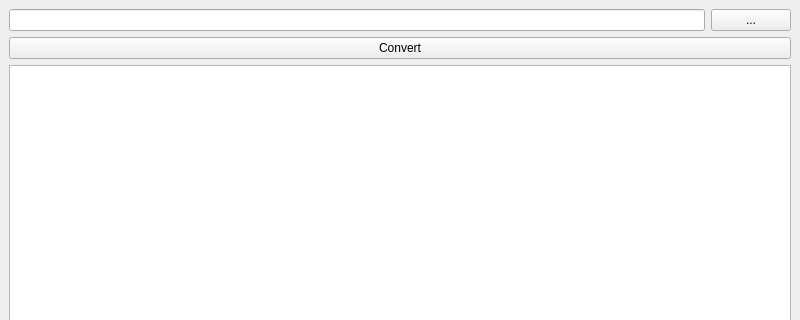
Above: layout.ui from lukaseepydev/ascii-tool before the change; both pictures show x 0 to 800 and y 0 to 320 of the 800 by 600 pixel window. Below: the same form after it.
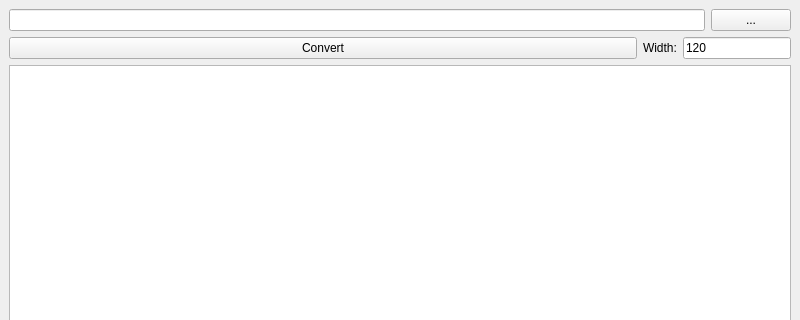
That is the form after the change.

Commit message: added a width parameter

```diff
--- a/layout.ui
+++ b/layout.ui
@@ -36,11 +36,41 @@
      </layout>
     </item>
     <item>
+     <layout class="QHBoxLayout" name="horizontalLayout_2">
+      <item>
      <widget class="QPushButton" name="pushButton">
+        <property name="sizePolicy">
+         <sizepolicy hsizetype="MinimumExpanding" vsizetype="Fixed">
+          <horstretch>0</horstretch>
+          <verstretch>0</verstretch>
+         </sizepolicy>
+        </property>
       <property name="text">
        <string>Convert</string>
       </property>
      </widget>
+      </item>
+      <item>
+       <widget class="QLabel" name="label">
+        <property name="text">
+         <string>Width:</string>
+        </property>
+       </widget>
+      </item>
+      <item>
+       <widget class="QLineEdit" name="width">
+        <property name="sizePolicy">
+         <sizepolicy hsizetype="Minimum" vsizetype="Fixed">
+          <horstretch>0</horstretch>
+          <verstretch>0</verstretch>
+         </sizepolicy>
+        </property>
+        <property name="text">
+         <string>120</string>
+        </property>
+       </widget>
+      </item>
+     </layout>
     </item>
     <item>
      <widget class="QPlainTextEdit" name="textBox">
```
Left out of the diff: 2 changed lines with no effect on the pictures. Lines whose indentation alone changed are shown as unchanged. The commit also changes 3 other files.
